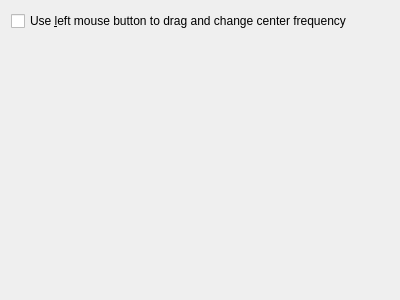
First picture: the form in ui/GuiConfigTab.ui, repository BatchDrake/SigDigger, before the edit.
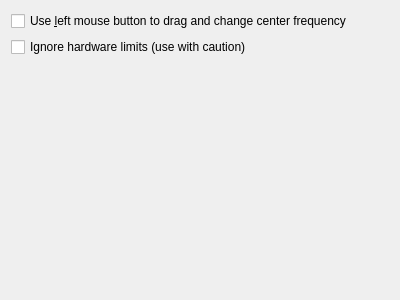
Second picture: the form after the edit.

Commit message: Add GUI option to override frequency limits imposed by hardware

Diff of the .ui file:
```diff
--- a/ui/GuiConfigTab.ui
+++ b/ui/GuiConfigTab.ui
@@ -21,7 +21,7 @@
      </property>
     </widget>
    </item>
-   <item row="1" column="0">
+   <item row="2" column="0">
     <spacer name="verticalSpacer_3">
      <property name="orientation">
       <enum>Qt::Vertical</enum>
@@ -34,6 +34,13 @@
      </property>
     </spacer>
    </item>
+   <item row="1" column="0">
+    <widget class="QCheckBox" name="noLimitsCheck">
+     <property name="text">
+      <string>Ignore hardware limits (use with caution)</string>
+     </property>
+    </widget>
+   </item>
   </layout>
  </widget>
  <resources/>
```
The commit also changes 5 other files.
